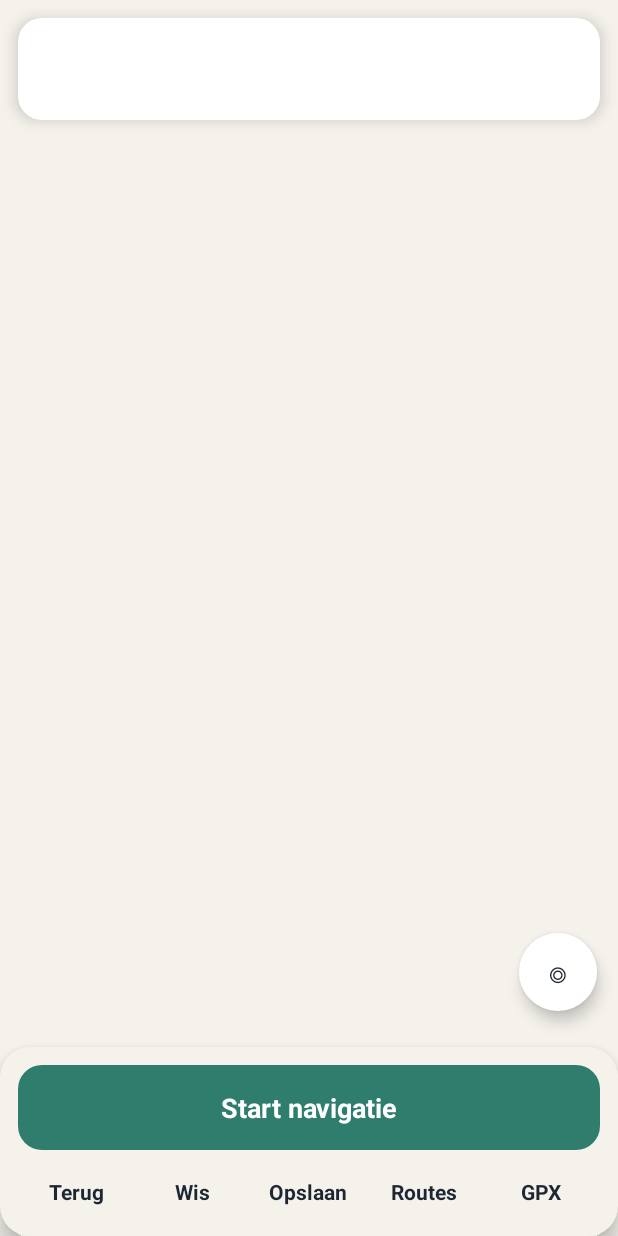
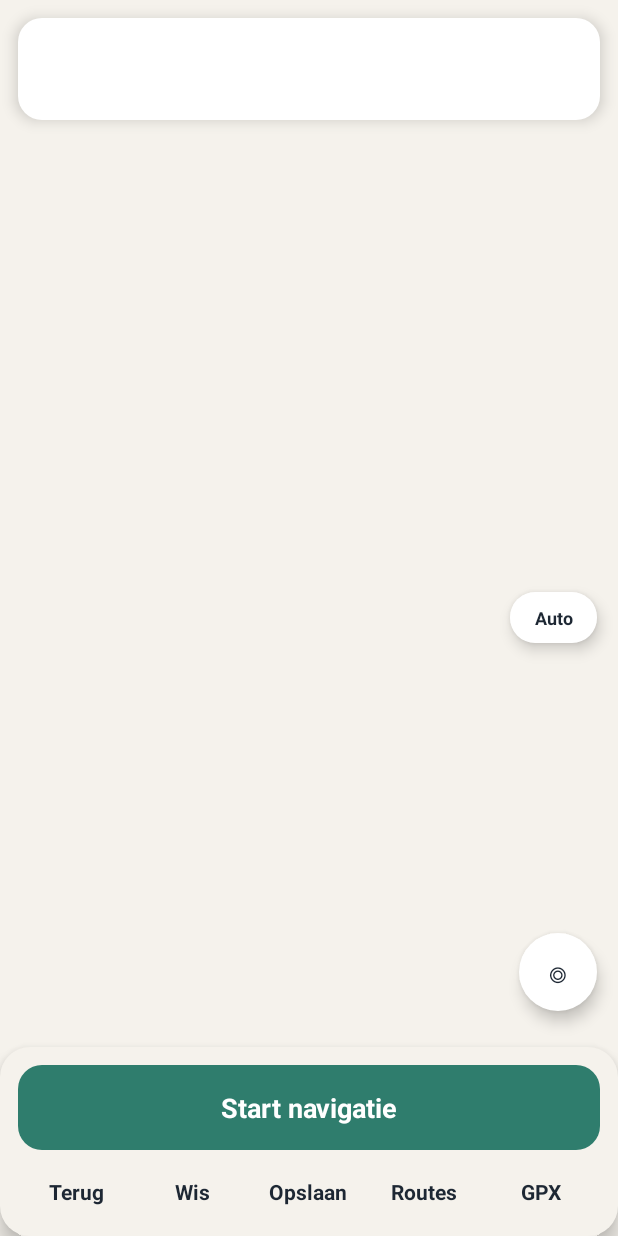
Before and after one commit to Janickdejong/knooppunt-, an Android app: the screen it shows after launch (MapActivity), on a phone screen of 412 x 824 dp. Run offline under Robolectric (Android 15) with nearby library versions, the phone set to English and light mode, and no system bars; libraries missing offline, so code that uses them is left out: org.osmdroid.config, org.osmdroid.events, org.osmdroid.tileprovider, org.osmdroid.util, org.osmdroid.views; pictures from the network do not load; 35 statements that could not run were skipped.

Commit message:
Rustige kaart (helder/donker), dichtbij ingezoomd, één routelijn tijdens navigeren
Co-Authored-By: Claude Sonnet 5.5 <noreply@anthropic.com>
Claude-Session: https://claude.ai/code/session_01WusZsQBpbRS4keZi6YZTZg

```diff
--- a/app/src/main/java/nl/janick/knooppunt/MapActivity.kt
+++ b/app/src/main/java/nl/janick/knooppunt/MapActivity.kt
@@ -37,7 +37,8 @@ import org.osmdroid.config.Configuration
 import org.osmdroid.events.MapListener
 import org.osmdroid.events.ScrollEvent
 import org.osmdroid.events.ZoomEvent
-import org.osmdroid.tileprovider.tilesource.TileSourceFactory
+import org.osmdroid.tileprovider.tilesource.XYTileSource
+import org.osmdroid.views.overlay.CopyrightOverlay
 import org.osmdroid.util.BoundingBox
 import org.osmdroid.util.GeoPoint
 import org.osmdroid.views.CustomZoomButtonsController
@@ -83,6 +84,29 @@ class MapActivity : Activity() {
     private var batchDone = 0
     private var retries = 0
     private var bundleChecked = false
+    private var styleMode = 0
+    private var shownNight: Boolean? = null
+    private lateinit var styleButton: TextView
+
+    // Rustige kaarten van CARTO (op basis van OpenStreetMap): helder overdag, donker 's avonds.
+    private val dayTiles = XYTileSource(
+        "CartoVoyager", 0, 20, 256, ".png",
+        arrayOf(
+            "https://a.basemaps.cartocdn.com/rastertiles/voyager/",
+            "https://b.basemaps.cartocdn.com/rastertiles/voyager/",
+            "https://c.basemaps.cartocdn.com/rastertiles/voyager/"
+        ),
+        "\u00A9 OpenStreetMap-bijdragers \u00A9 CARTO"
+    )
+    private val darkTiles = XYTileSource(
+        "CartoDark", 0, 20, 256, ".png",
+        arrayOf(
+            "https://a.basemaps.cartocdn.com/dark_all/",
+            "https://b.basemaps.cartocdn.com/dark_all/",
+            "https://c.basemaps.cartocdn.com/dark_all/"
+        ),
+        "\u00A9 OpenStreetMap-bijdragers \u00A9 CARTO"
+    )
     private var bundled = false
 
     // Route.
@@ -163,15 +187,18 @@ class MapActivity : Activity() {
 
         // Kaart.
         map = MapView(this).apply {
-            setTileSource(TileSourceFactory.MAPNIK)
+            setTileSource(dayTiles)
             setMultiTouchControls(true)
+            // Grotere kaartletters, beter leesbaar op een telefoon.
+            isTilesScaledToDpi = true
             zoomController.setVisibility(CustomZoomButtonsController.Visibility.NEVER)
             minZoomLevel = 6.0
-            maxZoomLevel = 19.0
+            maxZoomLevel = 20.0
         }
         overlay = NetOverlay(resources.displayMetrics.density)
         overlay.onNodeTap = { node -> onNodeTapped(node) }
         map.overlays.add(overlay)
+        map.overlays.add(CopyrightOverlay(this))
         root.addView(map, FrameLayout.LayoutParams(ViewGroup.LayoutParams.MATCH_PARENT, ViewGroup.LayoutParams.MATCH_PARENT))
 
         val savedLat = prefs.getFloat("lat", Float.NaN)
@@ -398,6 +425,27 @@ class MapActivity : Activity() {
             setMargins(0, 0, dp(14), dp(150))
         })
 
+        // Kaartstijl: automatisch (donker 's avonds), altijd dag of altijd nacht.
+        styleButton = TextView(this).apply {
+            textSize = 12f
+            typeface = Typeface.DEFAULT_BOLD
+            setTextColor(ink)
+            gravity = Gravity.CENTER
+            background = rounded(Color.WHITE, 17)
+            elevation = dp(6).toFloat()
+            setOnClickListener {
+                styleMode = (styleMode + 1) % 3
+                prefs.edit().putInt("style", styleMode).apply()
+                applyStyle()
+            }
+        }
+        root.addView(styleButton, FrameLayout.LayoutParams(dp(58), dp(34)).apply {
+            gravity = Gravity.CENTER_VERTICAL or Gravity.END
+            setMargins(0, 0, dp(14), 0)
+        })
+        styleMode = prefs.getInt("style", 0)
+        applyStyle()
+
         setContentView(root)
         updateSummary()
         updateMode()
@@ -422,6 +470,30 @@ class MapActivity : Activity() {
                 scheduleLoad()
             }
         }
+    }
+
+    private fun isNight(): Boolean = when (styleMode) {
+        1 -> false
+        2 -> true
+        else -> {
+            val h = Calendar.getInstance().get(Calendar.HOUR_OF_DAY)
+            h >= 19 || h < 7
+        }
+    }
+
+    private fun applyStyle() {
+        val night = isNight()
+        styleButton.text = when (styleMode) {
+            1 -> "Dag"
+            2 -> "Nacht"
+            else -> "Auto"
+        }
+        overlay.night = night
+        if (shownNight != night) {
+            shownNight = night
+            map.setTileSource(if (night) darkTiles else dayTiles)
+        }
+        map.invalidate()
     }
 
     private fun textButton(label: String, onClick: () -> Unit) = TextView(this).apply {
@@ -804,6 +876,7 @@ class MapActivity : Activity() {
             startLocation()
         }
         navigating = true
+        applyStyle()
         clearGuide()
         navFitted = false
         heading = -1f
@@ -830,6 +903,7 @@ class MapActivity : Activity() {
 
     private fun stopNavigation() {
         navigating = false
+        applyStyle()
         clearGuide()
         map.mapOrientation = 0f
         overlay.meHeading = Float.NaN
--- a/app/src/main/java/nl/janick/knooppunt/NetOverlay.kt
+++ b/app/src/main/java/nl/janick/knooppunt/NetOverlay.kt
@@ -19,6 +19,7 @@ class NetOverlay(private val dens: Float) : Overlay() {
     var legs: List<Leg> = emptyList()
     var me: GeoPoint? = null
     var navigating = false
+    var night = false
     var nextId: Long = -1L
     var meHeading: Float = Float.NaN
     var guide: List<GeoPoint> = emptyList()
@@ -88,10 +89,27 @@ class NetOverlay(private val dens: Float) : Overlay() {
         if (shadow) return
         val pj = osmv.projection
         val zoom = osmv.zoomLevelDouble
+        // Tijdens het navigeren: één duidelijke lijn, zoals in een autonavigatie.
+        val lineColor = when {
+            !navigating -> Color.parseColor("#F08A24")
+            night -> Color.parseColor("#2FD0F2")
+            else -> Color.parseColor("#1A73E8")
+        }
+        val casingColor = if (navigating && night) Color.parseColor("#06222A") else Color.WHITE
+        val lineWidth = (if (navigating) 8f else 5.5f) * dens
+        val casingWidth = (if (navigating) 12.5f else 9f) * dens
+        routePaint.color = lineColor
+        routePaint.strokeWidth = lineWidth
+        routeCasing.color = casingColor
+        routeCasing.strokeWidth = casingWidth
+        guidePaint.color = lineColor
+        guidePaint.strokeWidth = lineWidth
+        guideCasing.color = casingColor
+        guideCasing.strokeWidth = casingWidth
         val bb = osmv.boundingBox
         val n = net
 
-        if (n != null && zoom >= SHOW_FROM) {
+        if (n != null && zoom >= SHOW_FROM && !navigating) {
             for (e in n.edges) {
                 if (e.maxLat < bb.latSouth || e.minLat > bb.latNorth ||
                     e.maxLon < bb.lonWest || e.minLon > bb.lonEast
@@ -119,8 +137,8 @@ class NetOverlay(private val dens: Float) : Overlay() {
 
         // Alle knooppunten pas vanaf een bruikbaar zoomniveau; de gekozen route blijft altijd zichtbaar.
         if (n != null && (zoom >= SHOW_FROM || routeIds.isNotEmpty())) {
-            val all = zoom >= SHOW_FROM
-            val r = (if (all) radiusDp(zoom) else 6f) * dens
+            val all = zoom >= SHOW_FROM && !navigating
+            val r = (if (all) radiusDp(zoom) else if (navigating) 12f else 6f) * dens
             ring.strokeWidth = 2.5f * dens
             text.textSize = r * 1.05f
             val fm = text.fontMetrics
@@ -147,7 +165,7 @@ class NetOverlay(private val dens: Float) : Overlay() {
                 } else {
                     c.drawCircle(tmp.x.toFloat(), tmp.y.toFloat(), r, ring)
                 }
-                if (all && zoom >= 13.0) {
+                if ((all || navigating) && zoom >= 13.0) {
                     text.color = if (selected) Color.WHITE else Color.BLACK
                     c.drawText(node.ref, tmp.x.toFloat(), tmp.y + textOffset, text)
                 }
```
